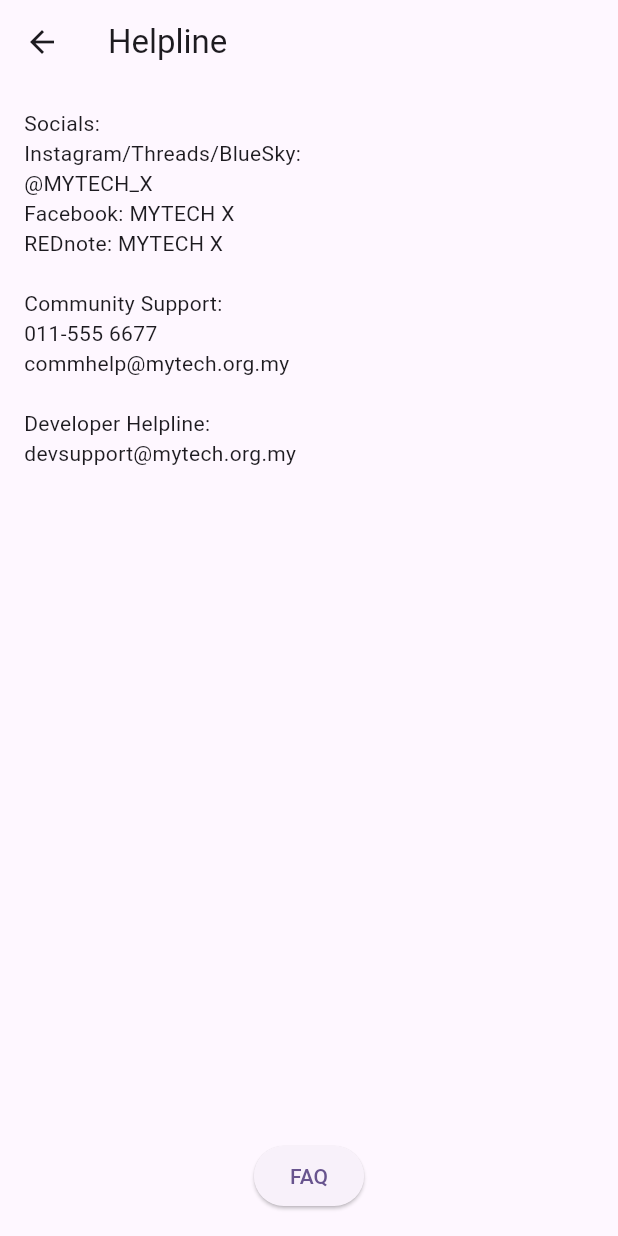
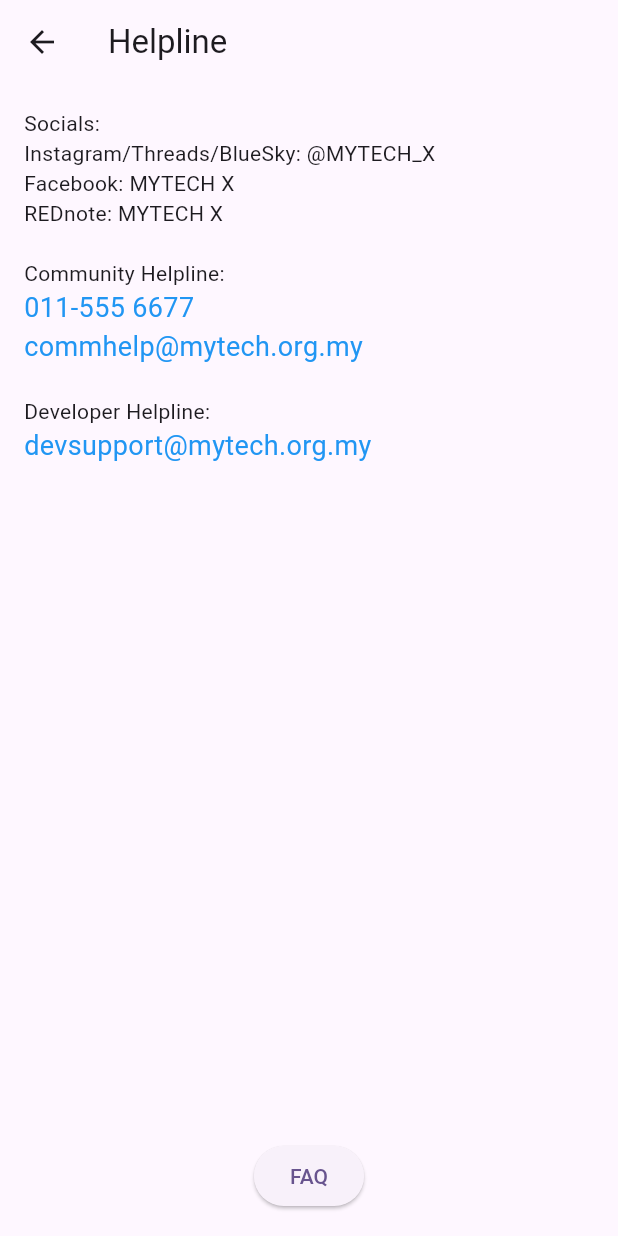
Before and after one commit to yc04-04/MY_TECHX, a Flutter app: the HelplinesPage screen opened directly, on a phone screen of 412 x 824 dp. Run offline on Flutter 3.47's test engine with Material 3 defaults, Android fonts, the phone set to English and light mode, and no system bars; our stand-ins replace cloud_firestore, firebase_auth, firebase_core, image_picker; missing offline and left inert: firebase_ui_auth; accounts and stored records are empty.

Commit message:
another small fix

```diff
--- a/lib/helpline.dart
+++ b/lib/helpline.dart
@@ -1,5 +1,6 @@
 import 'package:assignment_project/faq.dart';
 import 'package:flutter/material.dart';
+import 'package:url_launcher/url_launcher.dart';
 
 class HelplinesPage extends StatelessWidget {
   const HelplinesPage({super.key});
@@ -13,19 +14,39 @@ class HelplinesPage extends StatelessWidget {
       body: Padding(
         padding: const EdgeInsets.all(16.0),
         child: Column(
-          crossAxisAlignment: CrossAxisAlignment.start, // Ensures text is left-aligned
+          crossAxisAlignment: CrossAxisAlignment.start,
+          // Ensures text is left-aligned
           children: [
             const Text(
               'Socials:\n'
-                  'Instagram/Threads/BlueSky:\n'
-                  '@MYTECH_X\n'
+                  'Instagram/Threads/BlueSky: @MYTECH_X\n'
                   'Facebook: MYTECH X\n'
                   'REDnote: MYTECH X\n\n'
-                  'Community Support:\n'
-                  '011-555 6677\n'
-                  'commhelp@mytech.org.my\n\n'
-                  'Developer Helpline:\n'
-                  'devsupport@mytech.org.my',
+                  'Community Helpline: '
+            ),
+            GestureDetector(
+              onTap: () => _launchPhone(),
+              child: Text(
+                '011-555 6677',
+                style: TextStyle(color: Colors.blue, fontSize: 18),
+              ),
+            ),
+            GestureDetector(
+              onTap: () => _launchEmail(),
+              child: Text(
+                'commhelp@mytech.org.my',
+                style: TextStyle(color: Colors.blue, fontSize: 18),
+              ),
+            ),
+            const Text(
+                '\nDeveloper Helpline:'
+            ),
+            GestureDetector(
+              onTap: () => _launchEmail(),
+              child: Text(
+                'devsupport@mytech.org.my',
+                style: TextStyle(color: Colors.blue, fontSize: 18),
+              ),
             ),
             const Spacer(), // Pushes the button to the bottom of the screen
             Center( // Ensures the button is horizontally centered
@@ -45,3 +66,21 @@ class HelplinesPage extends StatelessWidget {
     );
   }
 }
+
+Future<void> _launchPhone() async {
+  final phoneUrl = 'tel:+60115556677'; // Replace with the phone number
+  if (await canLaunch(phoneUrl)) {
+    await launch(phoneUrl);
+  } else {
+    throw 'Could not launch $phoneUrl';
+  }
+}
+
+Future<void> _launchEmail() async {
+  final emailUrl = 'mailto:example@example.com'; // Replace with the email address
+  if (await canLaunch(emailUrl)) {
+    await launch(emailUrl);
+  } else {
+    throw 'Could not launch $emailUrl';
+  }
+}
```
